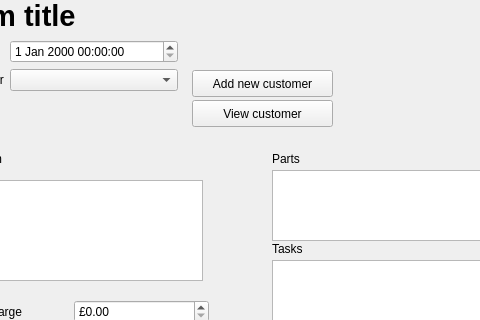
Qt form dialogs/job/JobForm.ui (supermaximo93/Computing_Project) before a commit; both pictures show x 128 to 608 and y 0 to 320 of the 769 by 624 pixel window.
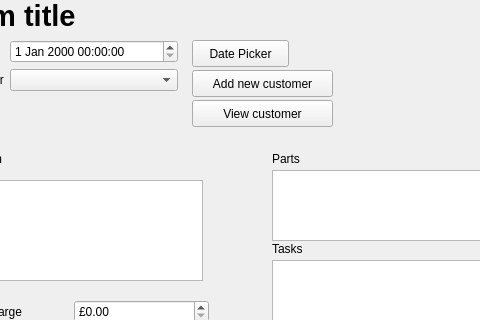
The same form after that commit.

Commit message: Added date picker buttons to forms where appropriate

What changed in the file:
```diff
--- a/dialogs/job/JobForm.ui
+++ b/dialogs/job/JobForm.ui
@@ -377,6 +377,19 @@
     <string>Description</string>
    </property>
   </widget>
+  <widget class="QPushButton" name="pushButton_datePicker">
+   <property name="geometry">
+    <rect>
+     <x>320</x>
+     <y>40</y>
+     <width>97</width>
+     <height>27</height>
+    </rect>
+   </property>
+   <property name="text">
+    <string>Date Picker</string>
+   </property>
+  </widget>
  </widget>
  <resources/>
  <connections/>
```
The commit also changes 11 other files.
